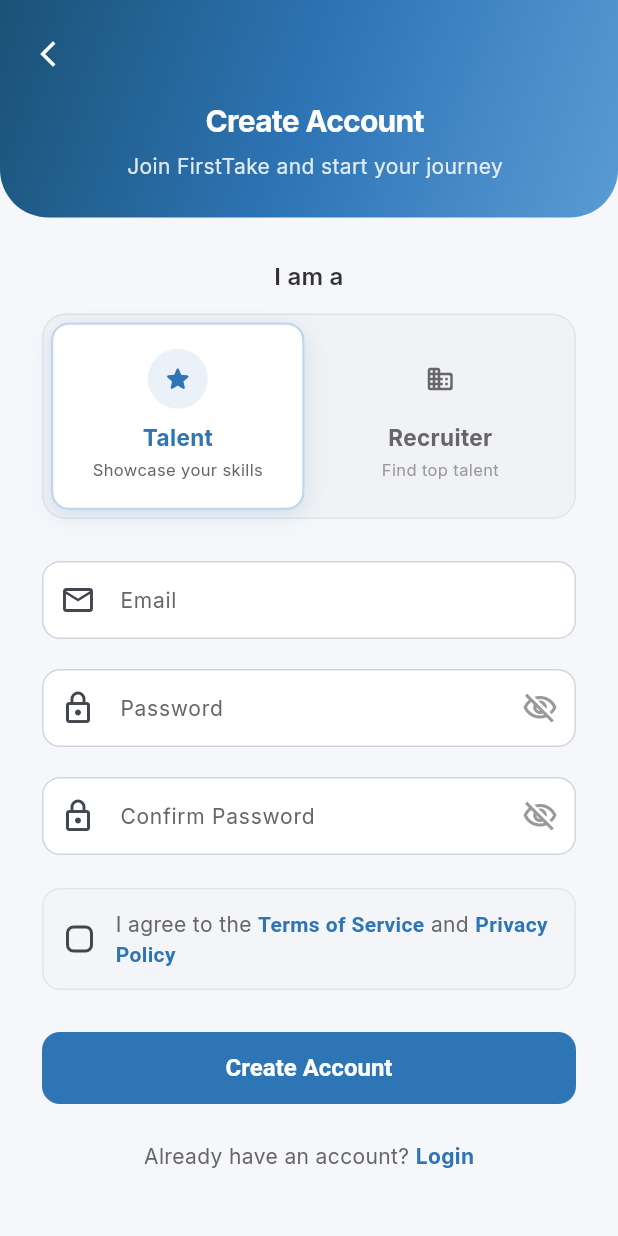
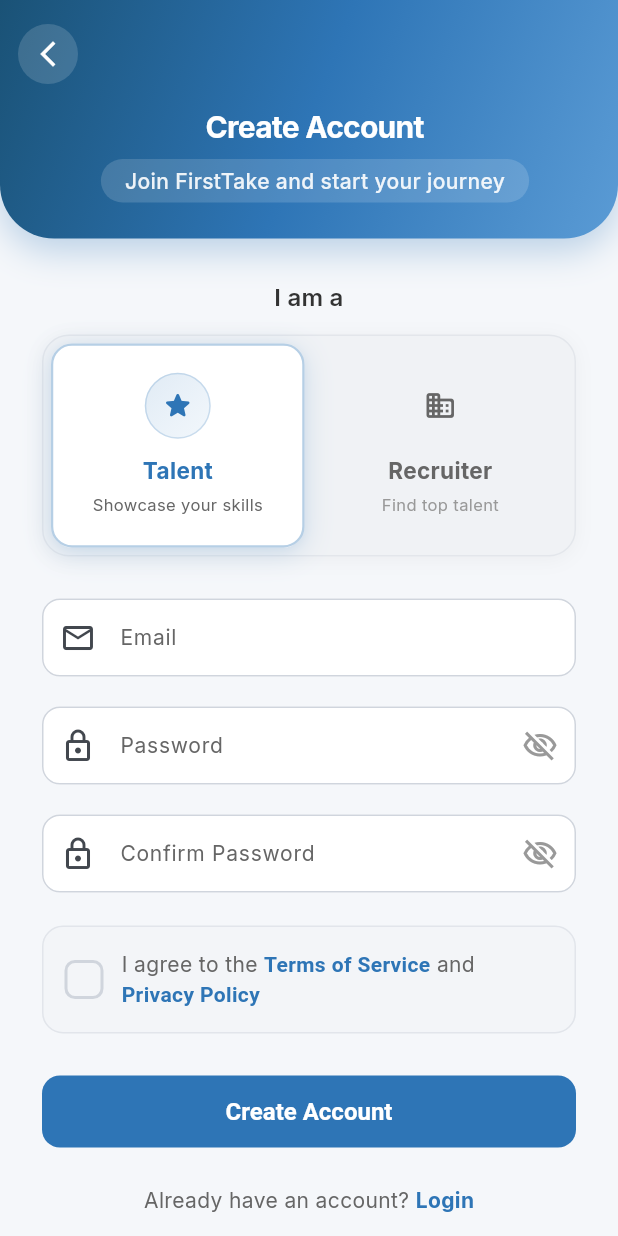
Before and after one commit to jayeess/firsttake-app, a Flutter app: the SignupScreen screen opened by its route, on a phone screen of 412 x 824 dp. Run offline on Flutter 3.47's test engine with Material 3 defaults, Android fonts, the phone set to English and light mode, and no system bars; drawn by our look-alikes of flutter_animate; our stand-ins replace cached_network_image, cloud_firestore, firebase_auth, firebase_core, firebase_storage, flutter_riverpod and 4 more; accounts and stored records are empty.

Commit message:
style: polish signup screen and applicant card widget
https://claude.ai/code/session_01UMDzw42TDrQvNUnwuiy2J4

```diff
--- a/lib/screens/auth/signup_screen.dart
+++ b/lib/screens/auth/signup_screen.dart
@@ -99,7 +99,15 @@ class _SignupScreenState extends ConsumerState<SignupScreen> {
       SnackBar(
         content: Row(
           children: [
-            const Icon(Icons.error_outline, color: Colors.white, size: 20),
+            Container(
+              padding: const EdgeInsets.all(6),
+              decoration: BoxDecoration(
+                color: Colors.white.withValues(alpha: 0.2),
+                borderRadius: BorderRadius.circular(8),
+              ),
+              child: const Icon(Icons.error_outline, color: Colors.white,
+                  size: 18),
+            ),
             const SizedBox(width: 12),
             Expanded(
               child: Text(
@@ -107,6 +115,7 @@ class _SignupScreenState extends ConsumerState<SignupScreen> {
                 style: const TextStyle(
                   fontWeight: FontWeight.w500,
                   fontSize: 14,
+                  letterSpacing: 0.1,
                 ),
               ),
             ),
@@ -114,9 +123,11 @@ class _SignupScreenState extends ConsumerState<SignupScreen> {
         ),
         backgroundColor: AppColors.error,
         behavior: SnackBarBehavior.floating,
-        shape: RoundedRectangleBorder(borderRadius: BorderRadius.circular(12)),
+        shape: RoundedRectangleBorder(borderRadius: BorderRadius.circular(14)),
         margin: const EdgeInsets.all(16),
+        padding: const EdgeInsets.symmetric(horizontal: 16, vertical: 14),
         duration: const Duration(seconds: 4),
+        elevation: 6,
       ),
     );
   }
@@ -281,8 +292,8 @@ class _SignupScreenState extends ConsumerState<SignupScreen> {
         bottom: 24,
         left: 8,
       ),
-      decoration: const BoxDecoration(
-        gradient: LinearGradient(
+      decoration: BoxDecoration(
+        gradient: const LinearGradient(
           begin: Alignment.topLeft,
           end: Alignment.bottomRight,
           colors: [
@@ -291,10 +302,17 @@ class _SignupScreenState extends ConsumerState<SignupScreen> {
             AppColors.primaryLight,
           ],
         ),
-        borderRadius: BorderRadius.only(
-          bottomLeft: Radius.circular(32),
-          bottomRight: Radius.circular(32),
+        borderRadius: const BorderRadius.only(
+          bottomLeft: Radius.circular(36),
+          bottomRight: Radius.circular(36),
         ),
+        boxShadow: [
+          BoxShadow(
+            color: AppColors.primary.withValues(alpha: 0.3),
+            blurRadius: 20,
+            offset: const Offset(0, 8),
+          ),
+        ],
       ),
       child: Column(
         crossAxisAlignment: CrossAxisAlignment.start,
@@ -303,8 +321,11 @@ class _SignupScreenState extends ConsumerState<SignupScreen> {
             onPressed: () => context.pop(),
             icon: const Icon(Icons.arrow_back_ios_new,
                 size: 20, color: Colors.white),
+            style: IconButton.styleFrom(
+              backgroundColor: Colors.white.withValues(alpha: 0.15),
+            ),
           ),
-          const SizedBox(height: 8),
+          const SizedBox(height: 12),
           Center(
             child: Column(
               children: [
@@ -316,12 +337,21 @@ class _SignupScreenState extends ConsumerState<SignupScreen> {
                         letterSpacing: -0.5,
                       ),
                 ),
-                const SizedBox(height: 6),
-                Text(
-                  'Join FirstTake and start your journey',
-                  style: TextStyle(
-                    fontSize: 14,
-                    color: Colors.white.withValues(alpha: 0.85),
+                const SizedBox(height: 8),
+                Container(
+                  padding:
+                      const EdgeInsets.symmetric(horizontal: 16, vertical: 4),
+                  decoration: BoxDecoration(
+                    color: Colors.white.withValues(alpha: 0.15),
+                    borderRadius: BorderRadius.circular(20),
+                  ),
+                  child: Text(
+                    'Join FirstTake and start your journey',
+                    style: TextStyle(
+                      fontSize: 14,
+                      color: Colors.white.withValues(alpha: 0.9),
+                      fontWeight: FontWeight.w500,
+                    ),
                   ),
                 ),
               ],
@@ -333,35 +363,53 @@ class _SignupScreenState extends ConsumerState<SignupScreen> {
   }
 
   Widget _buildTermsCheckbox() {
-    return Container(
-      padding: const EdgeInsets.symmetric(horizontal: 12, vertical: 12),
+    return AnimatedContainer(
+      duration: const Duration(milliseconds: 250),
+      curve: Curves.easeInOut,
+      padding: const EdgeInsets.symmetric(horizontal: 14, vertical: 14),
       decoration: BoxDecoration(
         color: _acceptedTerms
-            ? AppColors.primary.withValues(alpha: 0.05)
+            ? AppColors.primary.withValues(alpha: 0.06)
             : AppColors.surfaceVariant.withValues(alpha: 0.5),
-        borderRadius: BorderRadius.circular(12),
+        borderRadius: BorderRadius.circular(14),
         border: Border.all(
           color: _acceptedTerms
-              ? AppColors.primary.withValues(alpha: 0.3)
+              ? AppColors.primary.withValues(alpha: 0.4)
               : AppColors.border.withValues(alpha: 0.5),
+          width: _acceptedTerms ? 1.5 : 1.0,
         ),
+        boxShadow: _acceptedTerms
+            ? [
+                BoxShadow(
+                  color: AppColors.primary.withValues(alpha: 0.08),
+                  blurRadius: 8,
+                  offset: const Offset(0, 2),
+                ),
+              ]
+            : null,
       ),
       child: Row(
         crossAxisAlignment: CrossAxisAlignment.center,
         children: [
-          SizedBox(
-            height: 24,
-            width: 24,
-            child: Checkbox(
-              value: _acceptedTerms,
-              onChanged: (val) {
-                setState(() => _acceptedTerms = val ?? false);
-              },
-              activeColor: AppColors.primary,
-              shape: RoundedRectangleBorder(
-                borderRadius: BorderRadius.circular(5),
+          AnimatedContainer(
+            duration: const Duration(milliseconds: 200),
+            width: 26,
+            height: 26,
+            decoration: BoxDecoration(
+              color: _acceptedTerms
+                  ? AppColors.primary
+                  : Colors.transparent,
+              borderRadius: BorderRadius.circular(7),
+              border: Border.all(
+                color: _acceptedTerms
+                    ? AppColors.primary
+                    : AppColors.border,
+                width: 2,
               ),
             ),
+            child: _acceptedTerms
+                ? const Icon(Icons.check, size: 16, color: Colors.white)
+                : null,
           ),
           const SizedBox(width: 12),
           Expanded(
@@ -406,8 +454,15 @@ class _SignupScreenState extends ConsumerState<SignupScreen> {
     return Container(
       decoration: BoxDecoration(
         color: AppColors.surfaceVariant,
-        borderRadius: BorderRadius.circular(16),
-        border: Border.all(color: AppColors.border.withValues(alpha: 0.5)),
+        borderRadius: BorderRadius.circular(18),
+        border: Border.all(color: AppColors.border.withValues(alpha: 0.4)),
+        boxShadow: [
+          BoxShadow(
+            color: Colors.black.withValues(alpha: 0.04),
+            blurRadius: 10,
+            offset: const Offset(0, 2),
+          ),
+        ],
       ),
       padding: const EdgeInsets.all(5),
       child: Row(
@@ -446,45 +501,63 @@ class _SignupScreenState extends ConsumerState<SignupScreen> {
         child: AnimatedContainer(
           duration: const Duration(milliseconds: 300),
           curve: Curves.easeInOut,
-          padding: const EdgeInsets.symmetric(vertical: 16),
+          padding: const EdgeInsets.symmetric(vertical: 18),
           decoration: BoxDecoration(
             color: isSelected ? Colors.white : Colors.transparent,
-            borderRadius: BorderRadius.circular(12),
+            borderRadius: BorderRadius.circular(14),
             boxShadow: isSelected
                 ? [
                     BoxShadow(
-                      color: AppColors.primary.withValues(alpha: 0.15),
-                      blurRadius: 12,
+                      color: AppColors.primary.withValues(alpha: 0.18),
+                      blurRadius: 16,
                       offset: const Offset(0, 4),
+                    ),
+                    BoxShadow(
+                      color: AppColors.primary.withValues(alpha: 0.06),
+                      blurRadius: 4,
+                      offset: const Offset(0, 1),
                     ),
                   ]
                 : null,
             border: isSelected
                 ? Border.all(
-                    color: AppColors.primary.withValues(alpha: 0.3),
+                    color: AppColors.primary.withValues(alpha: 0.35),
                     width: 1.5,
                   )
                 : null,
           ),
           child: Column(
             children: [
-              Container(
-                width: 40,
-                height: 40,
+              AnimatedContainer(
+                duration: const Duration(milliseconds: 300),
+                width: 44,
+                height: 44,
                 decoration: BoxDecoration(
-                  color: isSelected
-                      ? AppColors.primary.withValues(alpha: 0.1)
-                      : AppColors.surfaceVariant,
+                  gradient: isSelected
+                      ? LinearGradient(
+                          begin: Alignment.topLeft,
+                          end: Alignment.bottomRight,
+                          colors: [
+                            AppColors.primary.withValues(alpha: 0.15),
+                            AppColors.primaryLight.withValues(alpha: 0.08),
+                          ],
+                        )
+                      : null,
+                  color: isSelected ? null : AppColors.surfaceVariant,
                   shape: BoxShape.circle,
+                  border: isSelected
+                      ? Border.all(
+                          color: AppColors.primary.withValues(alpha: 0.2))
+                      : null,
                 ),
                 child: Icon(
                   icon,
-                  size: 20,
+                  size: 22,
                   color:
                       isSelected ? AppColors.primary : AppColors.textSecondary,
                 ),
               ),
-              const SizedBox(height: 8),
+              const SizedBox(height: 10),
               Text(
                 label,
                 style: TextStyle(
@@ -494,7 +567,7 @@ class _SignupScreenState extends ConsumerState<SignupScreen> {
                       isSelected ? AppColors.primary : AppColors.textSecondary,
                 ),
               ),
-              const SizedBox(height: 2),
+              const SizedBox(height: 3),
               Text(
                 description,
                 style: TextStyle(
```
Also changed, not shown: lib/widgets/recruiter/applicant_card.dart (+69 -49 lines).
